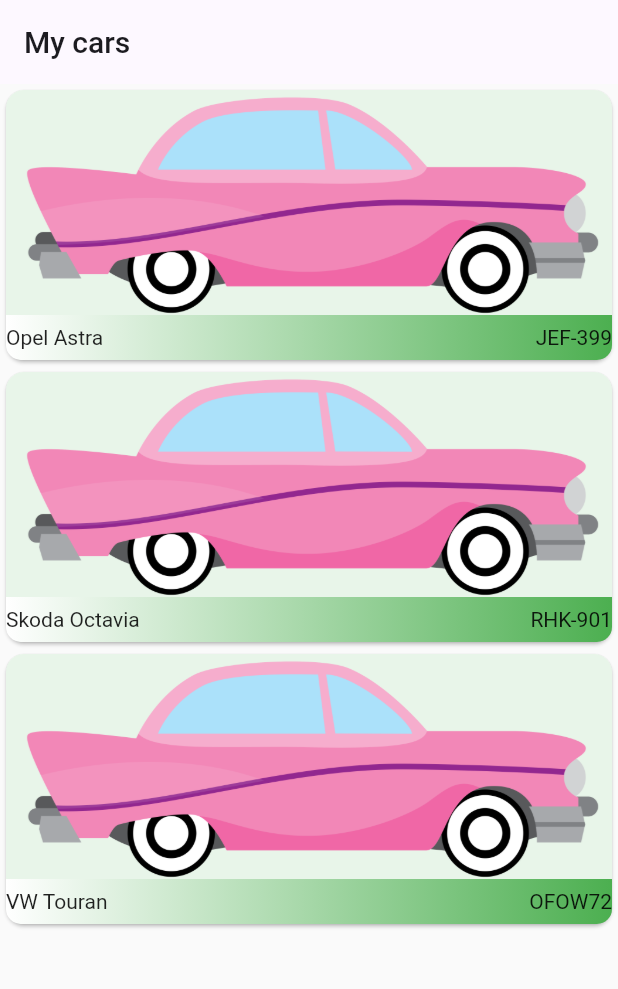
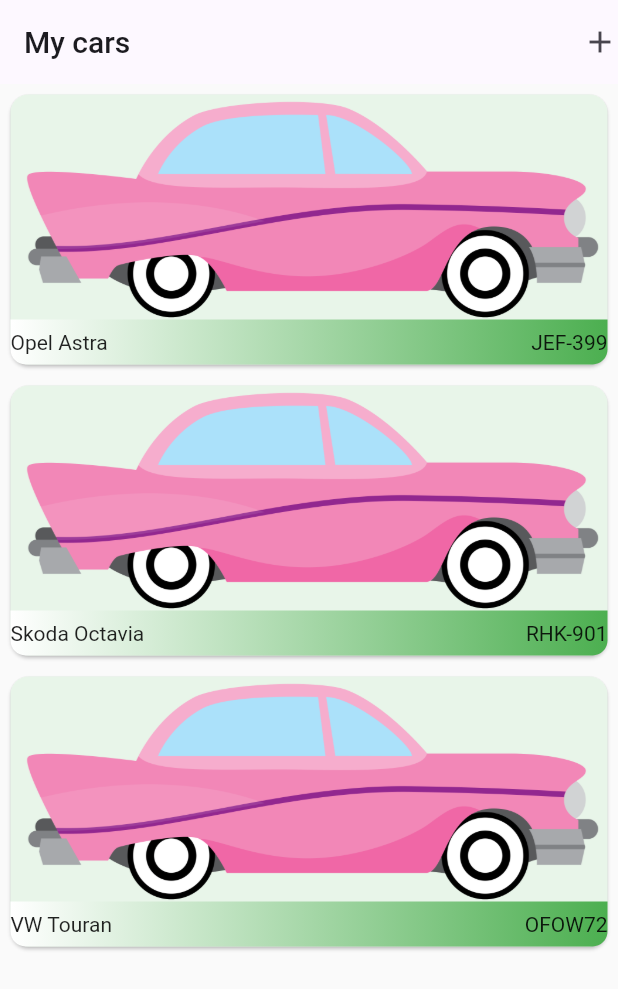
Before and after one commit to itslorant/my-car, a Flutter app: the screen it shows after launch, on a phone screen of 412 x 824 dp. Shown: the top 989 px of the screen. Run offline on Flutter 3.47's test engine with Material 2 defaults, Android fonts, the phone set to English and light mode, and no system bars.

Commit message:
feat: add car model and add car screen

```diff
--- /dev/null
+++ b/lib/models/car.dart
@@ -0,0 +1,13 @@
+class Car {
+  const Car({
+    required this.id,
+    required this.brand,
+    required this.type,
+    required this.licensePlate
+  });
+
+  final String id;
+  final String brand;
+  final String type;
+  final String licensePlate;
+}
--- a/lib/screens/cars.dart
+++ b/lib/screens/cars.dart
@@ -1,23 +1,41 @@
-import 'dart:io';
+import 'package:flutter/material.dart';
+import 'package:my_car/models/car.dart';
+import 'package:my_car/screens/add_car.dart';
 
-import 'package:flutter/material.dart';
-
-class Cars extends StatelessWidget {
+class Cars extends StatefulWidget {
   const Cars({super.key});
 
-  final carList = const [
-    {'id': 1, 'brand': 'Opel', 'type': 'Astra', 'licensePlateNr': 'JEF-399'},
-    {'id': 2, 'brand': 'Skoda', 'type': 'Octavia', 'licensePlateNr': 'RHK-901'},
-    {'id': 3, 'brand': 'VW', 'type': 'Touran', 'licensePlateNr': 'OFOW72'}
+  @override
+  State<Cars> createState() => _CarsState();
+}
+
+class _CarsState extends State<Cars> {
+  final List<Car> carList = [
+    const Car(id: '1', brand: 'Opel', type: 'Astra', licensePlate: 'JEF-399'),
+    const Car(
+        id: '2', brand: 'Skoda', type: 'Octavia', licensePlate: 'RHK-901'),
+    const Car(id: '3', brand: 'VW', type: 'Touran', licensePlate: 'OFOW72'),
   ];
 
   @override
   Widget build(BuildContext context) {
+    print('render');
+    print(carList.length);
     return Scaffold(
-        appBar: AppBar(title: const Text('My cars')),
+        appBar: AppBar(title: const Text('My cars'), actions: [
+          GestureDetector(
+            child: const Icon(Icons.add),
+            onTap: () {
+              Navigator.of(context).push(MaterialPageRoute(
+                builder: (context) => const AddCar(),
+              ));
+            },
+          )
+        ]),
         body: ListView.builder(
           itemCount: carList.length,
           itemBuilder: (context, index) => Card(
+            margin: const EdgeInsets.all(7),
             color: Colors.green[50],
             child: Column(
               children: [
@@ -34,9 +52,8 @@
                   child: Row(
                     mainAxisAlignment: MainAxisAlignment.spaceBetween,
                     children: [
-                      Text(
-                          '${carList[index]['brand']} ${carList[index]['type']}'),
-                      Text('${carList[index]['licensePlateNr']}'),
+                      Text('${carList[index].brand} ${carList[index].type}'),
+                      Text(carList[index].licensePlate),
                     ],
                   ),
                 )
```
Also changed, not shown: lib/screens/add_car.dart (added, +26 -0 lines).
